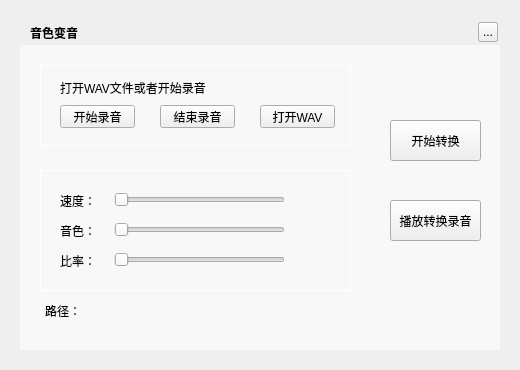
First picture: the form in TTKCore/musicUi/musicToolsetswidget/musicsoundtouchwidget.ui, repository Greedysky/TTKMusicPlayer, before the edit.
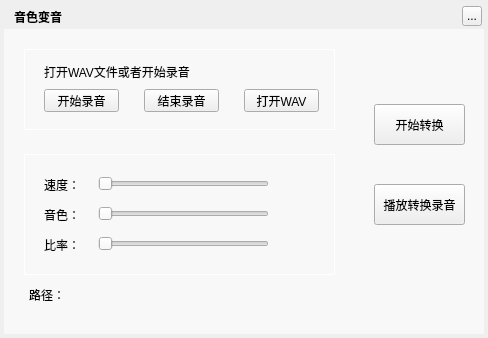
Second picture: the form after the edit. Custom widgets are drawn as their Qt base class.

```diff
--- a/TTKCore/musicUi/musicToolsetswidget/musicsoundtouchwidget.ui
+++ b/TTKCore/musicUi/musicToolsetswidget/musicsoundtouchwidget.ui
@@ -6,8 +6,8 @@
    <rect>
     <x>0</x>
     <y>0</y>
-    <width>520</width>
-    <height>370</height>
+    <width>488</width>
+    <height>338</height>
    </rect>
   </property>
   <property name="windowTitle">
@@ -16,8 +16,8 @@
   <widget class="QLabel" name="background">
    <property name="geometry">
     <rect>
-     <x>20</x>
-     <y>20</y>
+     <x>4</x>
+     <y>4</y>
      <width>480</width>
      <height>330</height>
     </rect>
@@ -29,8 +29,8 @@
   <widget class="QLabel" name="topTitleName">
    <property name="geometry">
     <rect>
-     <x>30</x>
-     <y>20</y>
+     <x>14</x>
+     <y>4</y>
      <width>100</width>
      <height>25</height>
     </rect>
@@ -45,8 +45,8 @@
   <widget class="QToolButton" name="topTitleCloseButton">
    <property name="geometry">
     <rect>
-     <x>478</x>
-     <y>22</y>
+     <x>462</x>
+     <y>6</y>
      <width>20</width>
      <height>20</height>
     </rect>
@@ -58,8 +58,8 @@
   <widget class="QWidget" name="backgroundMask" native="true">
    <property name="geometry">
     <rect>
-     <x>20</x>
-     <y>45</y>
+     <x>4</x>
+     <y>29</y>
      <width>480</width>
      <height>305</height>
     </rect>
@@ -71,8 +71,8 @@
   <widget class="QGroupBox" name="groupBox">
    <property name="geometry">
     <rect>
-     <x>40</x>
-     <y>65</y>
+     <x>24</x>
+     <y>49</y>
      <width>311</width>
      <height>81</height>
     </rect>
@@ -148,8 +148,8 @@
   <widget class="QGroupBox" name="groupBox_2">
    <property name="geometry">
     <rect>
-     <x>40</x>
-     <y>170</y>
+     <x>24</x>
+     <y>154</y>
      <width>311</width>
      <height>121</height>
     </rect>
@@ -281,8 +281,8 @@
   <widget class="QLabel" name="pathLabel">
    <property name="geometry">
     <rect>
-     <x>89</x>
-     <y>300</y>
+     <x>73</x>
+     <y>284</y>
      <width>391</width>
      <height>21</height>
     </rect>
@@ -291,8 +291,8 @@
   <widget class="QPushButton" name="transformButton">
    <property name="geometry">
     <rect>
-     <x>390</x>
-     <y>120</y>
+     <x>374</x>
+     <y>104</y>
      <width>91</width>
      <height>41</height>
     </rect>
@@ -307,8 +307,8 @@
   <widget class="QPushButton" name="playWavButton">
    <property name="geometry">
     <rect>
-     <x>390</x>
-     <y>200</y>
+     <x>374</x>
+     <y>184</y>
      <width>91</width>
      <height>41</height>
     </rect>
@@ -323,8 +323,8 @@
   <widget class="QLabel" name="pathLabels">
    <property name="geometry">
     <rect>
-     <x>45</x>
-     <y>300</y>
+     <x>29</x>
+     <y>284</y>
      <width>41</width>
      <height>21</height>
     </rect>
```
